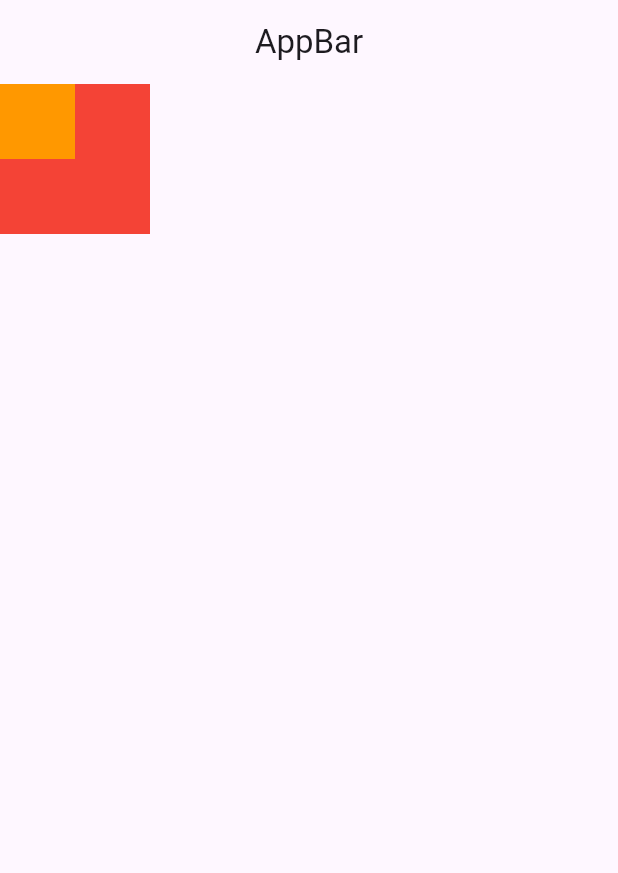
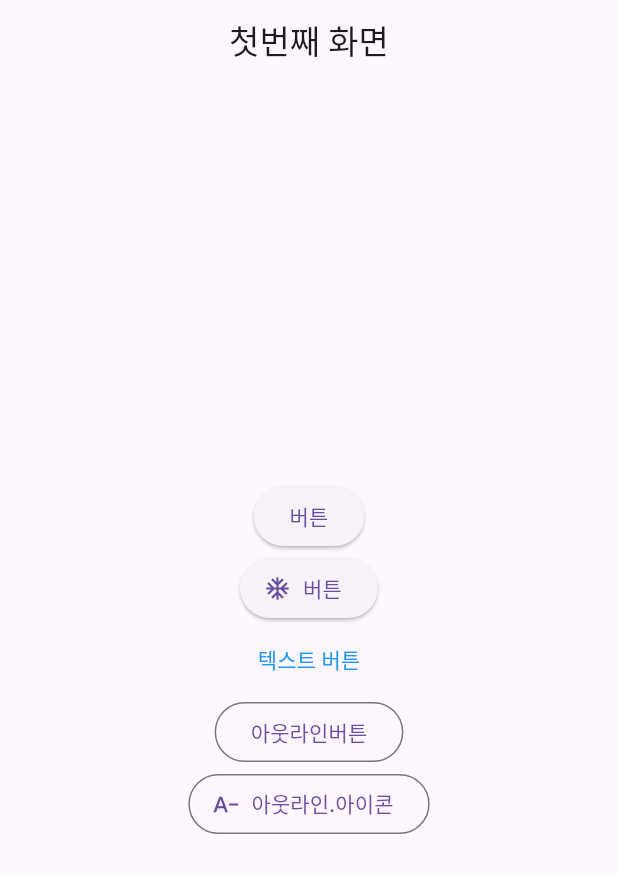
Before and after one commit to rlaalsvkdl/appsolute_4.3, a Flutter app: the screen it shows after launch, on a phone screen of 412 x 824 dp. Shown: the top 873 px of the screen. Run offline on Flutter 3.47's test engine with Material 3 defaults, Android fonts, the phone set to English and light mode, and no system bars.

Commit message:
Add initial project files

```diff
--- a/lib/main.dart
+++ b/lib/main.dart
@@ -1,3 +1,4 @@
+import 'package:untitled1/screens/first_screen.dart';
 import 'package:flutter/material.dart';
 
 void main() {
@@ -9,28 +10,9 @@ class MyApp extends StatelessWidget {
 
   @override
   Widget build(BuildContext context) {
-    return MaterialApp(
+    return const MaterialApp(
       debugShowCheckedModeBanner: false,
-      home: Scaffold(
-        appBar: AppBar(
-          centerTitle: true,
-          title: const Text('AppBar'),
-        ),
-        body: Stack(
-          children: [
-            Container(
-              width: 100,
-              height: 100,
-              color: Colors.red,
-            ),
-        Container(
-          width: 50,
-          height: 50,
-          color: Colors.orange,
-        ),
-          ],
-        ),
-      ),
+      home: FirstScreen(),
     );
   }
 }
--- /dev/null
+++ b/lib/screens/first_screen.dart
@@ -0,0 +1,70 @@
+import 'package:untitled1/screens/second_screen.dart';
+import 'package:flutter/material.dart';
+
+class FirstScreen extends StatelessWidget {
+  const FirstScreen({super.key});
+
+  @override
+  Widget build(BuildContext context) {
+    return MaterialApp(
+      debugShowCheckedModeBanner: false,
+      home: Scaffold(
+        appBar: AppBar(
+          title: Center(child: const Text('첫번째 화면')),
+        ),
+        body: Center(
+          child: Column(
+            mainAxisAlignment: MainAxisAlignment.center,
+            children: [
+              ElevatedButton(
+                onPressed: () {
+                  Navigator.push(
+                    context,
+                    MaterialPageRoute(
+                        builder: (context) => const SecondScreen()),
+                  );
+                },
+                child: const Text('버튼'),
+              ),
+              ElevatedButton.icon(
+                onPressed: () {
+                  Navigator.push(
+                    context,
+                    MaterialPageRoute(
+                        builder: (context) => const SecondScreen()),
+                  );
+                },
+                icon: const Icon(Icons.ac_unit),
+                label: const Text('버튼'),
+              ),
+              TextButton(
+                onPressed: () {
+                  Navigator.push(
+                    context,
+                    MaterialPageRoute(
+                        builder: (context) => const SecondScreen()),
+                  );
+                },
+                child: const Text(
+                  '텍스트 버튼',
+                  style: TextStyle(
+                    color: Colors.blue,
+                  ),
+                ),
+              ),
+              OutlinedButton(
+                onPressed: () {},
+                child: const Text('아웃라인버튼'),
+              ),
+              OutlinedButton.icon(
+                onPressed: () {},
+                icon: const Icon(Icons.text_decrease),
+                label: const Text('아웃라인.아이콘'),
+              ),
+            ],
+          ),
+        ),
+      ),
+    );
+  }
+}
```
Also changed, not shown: lib/screens/second_screen.dart (added, +31 -0 lines).
